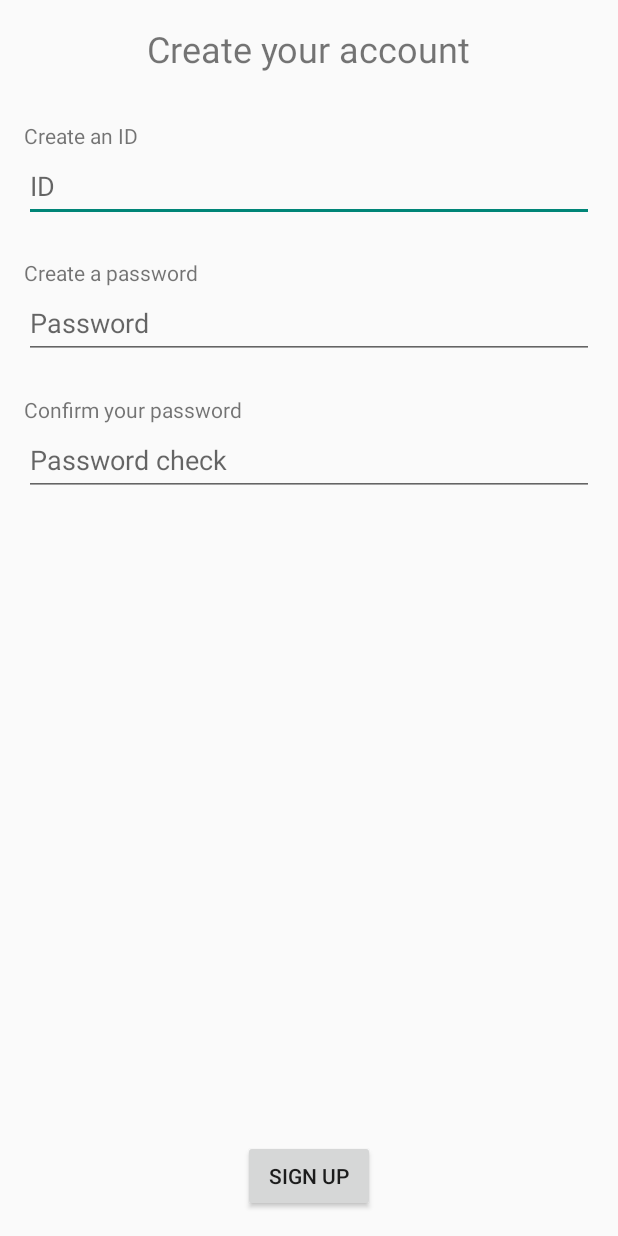
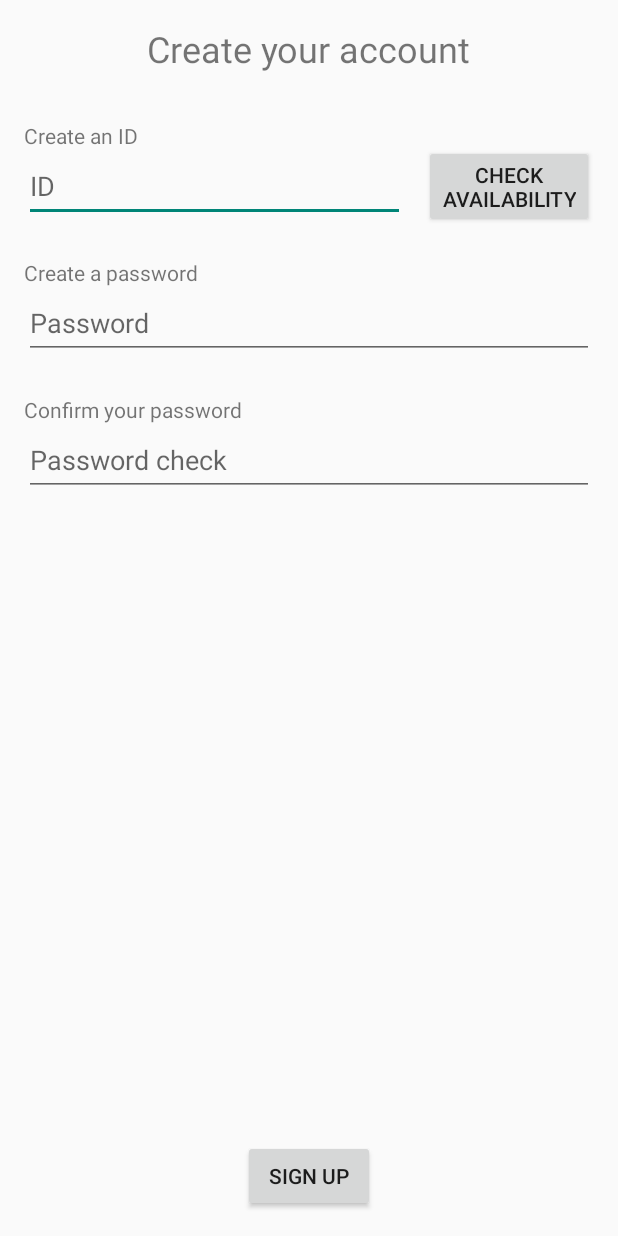
Before and after one commit to HyunJinNo/HobbyRecommendationSystem, an Android app: the SignUpActivity screen opened directly, with no data from a screen before it, on a phone screen of 412 x 824 dp. Run offline under Robolectric (Android 15) with nearby library versions, the phone set to English and light mode, and no system bars; our stand-ins replace Firebase (no records; nobody signed in at launch, a user with empty details on screens opened directly).

Commit message:
로그인, 회원가입 기능 구현 완료

```diff
--- a/app/src/main/res/layout/activity_sign_up.xml
+++ b/app/src/main/res/layout/activity_sign_up.xml
@@ -20,15 +20,16 @@
 
     <EditText
         android:id="@+id/SignUpIDEditText"
-        android:layout_width="0dp"
+        android:layout_width="254dp"
         android:layout_height="wrap_content"
         android:layout_marginStart="16dp"
-        android:layout_marginEnd="16dp"
         android:ems="10"
         android:hint="ID"
         android:inputType="textPersonName"
         android:minHeight="48dp"
-        app:layout_constraintEnd_toEndOf="parent"
+        app:layout_constraintEnd_toStartOf="@+id/CheckAvailabilityButon"
+        app:layout_constraintHorizontal_bias="0.5"
+        app:layout_constraintHorizontal_chainStyle="spread_inside"
         app:layout_constraintStart_toStartOf="parent"
         app:layout_constraintTop_toBottomOf="@+id/IDTextView" />
 
@@ -104,4 +105,16 @@
         app:layout_constraintStart_toStartOf="parent"
         app:layout_constraintTop_toBottomOf="@+id/SignUpPasswordEditText" />
 
+    <Button
+        android:id="@+id/CheckAvailabilityButon"
+        android:layout_width="wrap_content"
+        android:layout_height="wrap_content"
+        android:layout_marginEnd="16dp"
+        android:text="Check\nAvailability"
+        app:layout_constraintBottom_toBottomOf="@+id/SignUpIDEditText"
+        app:layout_constraintEnd_toEndOf="parent"
+        app:layout_constraintHorizontal_bias="0.5"
+        app:layout_constraintStart_toEndOf="@+id/SignUpIDEditText"
+        app:layout_constraintTop_toTopOf="@+id/SignUpIDEditText" />
+
 </androidx.constraintlayout.widget.ConstraintLayout>
```
Also changed, not shown: app/src/main/java/com/hyunjin/hobbyrecommendationsystem/MainActivity.kt (+34 -83 lines), app/src/main/java/com/hyunjin/hobbyrecommendationsystem/SignUpActivity.kt (+76 -0 lines).
